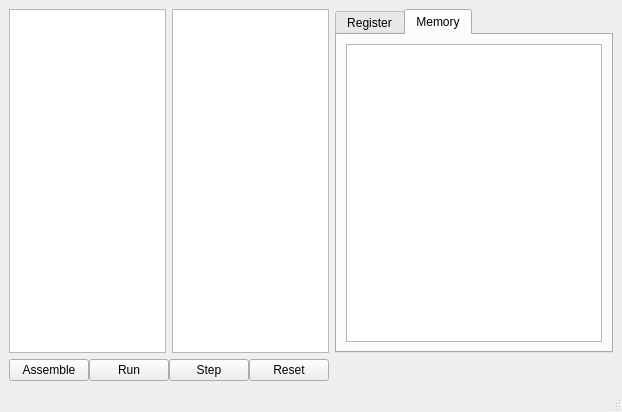
Old version of the form mainwindow.ui in the repository Kartikeyapise/RISC-V-Simulator.
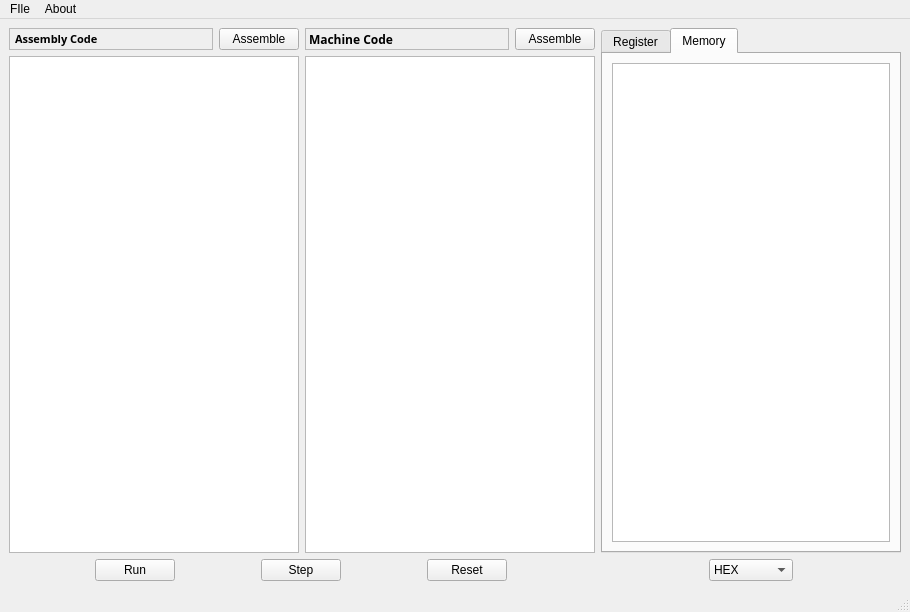
New version of the form. The open tabs and pages were chosen to show the change.

```diff
--- a/mainwindow.ui
+++ b/mainwindow.ui
@@ -6,8 +6,8 @@
    <rect>
     <x>0</x>
     <y>0</y>
-    <width>610</width>
-    <height>412</height>
+    <width>910</width>
+    <height>612</height>
    </rect>
   </property>
   <property name="windowTitle">
@@ -18,7 +18,205 @@
     <bool>true</bool>
    </property>
    <layout class="QGridLayout" name="gridLayout">
-    <item row="0" column="6">
+    <item row="5" column="2" colspan="2">
+     <layout class="QHBoxLayout" name="horizontalLayout_3" stretch="0,0,0">
+      <property name="spacing">
+       <number>0</number>
+      </property>
+      <property name="sizeConstraint">
+       <enum>QLayout::SetFixedSize</enum>
+      </property>
+      <property name="rightMargin">
+       <number>0</number>
+      </property>
+      <item>
+       <widget class="QPushButton" name="run">
+        <property name="sizePolicy">
+         <sizepolicy hsizetype="Fixed" vsizetype="Fixed">
+          <horstretch>0</horstretch>
+          <verstretch>0</verstretch>
+         </sizepolicy>
+        </property>
+        <property name="text">
+         <string>Run</string>
+        </property>
+       </widget>
+      </item>
+      <item>
+       <widget class="QPushButton" name="step">
+        <property name="sizePolicy">
+         <sizepolicy hsizetype="Fixed" vsizetype="Fixed">
+          <horstretch>0</horstretch>
+          <verstretch>0</verstretch>
+         </sizepolicy>
+        </property>
+        <property name="text">
+         <string>Step</string>
+        </property>
+       </widget>
+      </item>
+      <item>
+       <widget class="QPushButton" name="reset">
+        <property name="enabled">
+         <bool>true</bool>
+        </property>
+        <property name="sizePolicy">
+         <sizepolicy hsizetype="Fixed" vsizetype="Fixed">
+          <horstretch>0</horstretch>
+          <verstretch>0</verstretch>
+         </sizepolicy>
+        </property>
+        <property name="text">
+         <string>Reset</string>
+        </property>
+       </widget>
+      </item>
+     </layout>
+    </item>
+    <item row="2" column="2">
+     <widget class="QPlainTextEdit" name="plainTextEdit_as">
+      <property name="sizePolicy">
+       <sizepolicy hsizetype="Expanding" vsizetype="Expanding">
+        <horstretch>0</horstretch>
+        <verstretch>0</verstretch>
+       </sizepolicy>
+      </property>
+      <property name="cursor" stdset="0">
+       <cursorShape>IBeamCursor</cursorShape>
+      </property>
+      <property name="horizontalScrollBarPolicy">
+       <enum>Qt::ScrollBarAsNeeded</enum>
+      </property>
+      <property name="lineWrapMode">
+       <enum>QPlainTextEdit::NoWrap</enum>
+      </property>
+      <property name="plainText">
+       <string/>
+      </property>
+     </widget>
+    </item>
+    <item row="2" column="3">
+     <widget class="QPlainTextEdit" name="plainTextEdit_mc"/>
+    </item>
+    <item row="5" column="8">
+     <layout class="QHBoxLayout" name="horizontalLayout">
+      <item>
+       <widget class="QComboBox" name="comboBox">
+        <property name="sizePolicy">
+         <sizepolicy hsizetype="Fixed" vsizetype="Fixed">
+          <horstretch>0</horstretch>
+          <verstretch>0</verstretch>
+         </sizepolicy>
+        </property>
+        <property name="layoutDirection">
+         <enum>Qt::LeftToRight</enum>
+        </property>
+        <item>
+         <property name="text">
+          <string>HEX</string>
+         </property>
+        </item>
+        <item>
+         <property name="text">
+          <string>DECIMAL</string>
+         </property>
+        </item>
+       </widget>
+      </item>
+     </layout>
+    </item>
+    <item row="1" column="2">
+     <layout class="QHBoxLayout" name="horizontalLayout_2">
+      <item>
+       <widget class="QLabel" name="label">
+        <property name="font">
+         <font>
+          <family>MS Reference Sans Serif</family>
+          <pointsize>8</pointsize>
+          <weight>75</weight>
+          <italic>false</italic>
+          <bold>true</bold>
+         </font>
+        </property>
+        <property name="autoFillBackground">
+         <bool>false</bool>
+        </property>
+        <property name="frameShape">
+         <enum>QFrame::StyledPanel</enum>
+        </property>
+        <property name="frameShadow">
+         <enum>QFrame::Sunken</enum>
+        </property>
+        <property name="lineWidth">
+         <number>1</number>
+        </property>
+        <property name="midLineWidth">
+         <number>0</number>
+        </property>
+        <property name="text">
+         <string>Assembly Code</string>
+        </property>
+        <property name="margin">
+         <number>1</number>
+        </property>
+        <property name="indent">
+         <number>5</number>
+        </property>
+       </widget>
+      </item>
+      <item>
+       <widget class="QPushButton" name="as_assemble">
+        <property name="sizePolicy">
+         <sizepolicy hsizetype="Fixed" vsizetype="Fixed">
+          <horstretch>0</horstretch>
+          <verstretch>0</verstretch>
+         </sizepolicy>
+        </property>
+        <property name="text">
+         <string>Assemble</string>
+        </property>
+       </widget>
+      </item>
+     </layout>
+    </item>
+    <item row="1" column="3">
+     <layout class="QHBoxLayout" name="horizontalLayout_4">
+      <item>
+       <widget class="QLabel" name="label_2">
+        <property name="font">
+         <font>
+          <family>MS Reference Sans Serif</family>
+          <weight>75</weight>
+          <bold>true</bold>
+         </font>
+        </property>
+        <property name="frameShape">
+         <enum>QFrame::StyledPanel</enum>
+        </property>
+        <property name="frameShadow">
+         <enum>QFrame::Raised</enum>
+        </property>
+        <property name="text">
+         <string>Machine Code</string>
+        </property>
+       </widget>
+      </item>
+      <item>
+       <widget class="QPushButton" name="mc_assemble">
+        <property name="sizePolicy">
+         <sizepolicy hsizetype="Fixed" vsizetype="Fixed">
+          <horstretch>0</horstretch>
+          <verstretch>0</verstretch>
+         </sizepolicy>
+        </property>
+        <property name="text">
+         <string>Assemble</string>
+        </property>
+       </widget>
+      </item>
+     </layout>
+    </item>
+    <item row="1" column="8" rowspan="2">
      <widget class="QTabWidget" name="tabWidget">
       <property name="sizePolicy">
        <sizepolicy hsizetype="Fixed" vsizetype="Expanding">
@@ -26,6 +224,12 @@
         <verstretch>0</verstretch>
        </sizepolicy>
       </property>
+      <property name="minimumSize">
+       <size>
+        <width>300</width>
+        <height>0</height>
+       </size>
+      </property>
       <property name="tabPosition">
        <enum>QTabWidget::North</enum>
       </property>
@@ -72,105 +276,12 @@
        </attribute>
        <layout class="QVBoxLayout" name="verticalLayout_2">
         <item>
-         <widget class="QListWidget" name="listWidget_2"/>
+         <widget class="QTableView" name="tableView_2"/>
         </item>
        </layout>
       </widget>
      </widget>
     </item>
-    <item row="0" column="1">
-     <widget class="QPlainTextEdit" name="plainTextEdit">
-      <property name="sizePolicy">
-       <sizepolicy hsizetype="Expanding" vsizetype="Expanding">
-        <horstretch>0</horstretch>
-        <verstretch>0</verstretch>
-       </sizepolicy>
-      </property>
-      <property name="cursor" stdset="0">
-       <cursorShape>IBeamCursor</cursorShape>
-      </property>
-      <property name="horizontalScrollBarPolicy">
-       <enum>Qt::ScrollBarAsNeeded</enum>
-      </property>
-      <property name="lineWrapMode">
-       <enum>QPlainTextEdit::NoWrap</enum>
-      </property>
-      <property name="plainText">
-       <string/>
-      </property>
-     </widget>
-    </item>
-    <item row="2" column="1" colspan="2">
-     <layout class="QHBoxLayout" name="horizontalLayout_3" stretch="0,0,0,0">
-      <property name="spacing">
-       <number>0</number>
-      </property>
-      <property name="sizeConstraint">
-       <enum>QLayout::SetFixedSize</enum>
-      </property>
-      <property name="rightMargin">
-       <number>0</number>
-      </property>
-      <item>
-       <widget class="QPushButton" name="pushButton_4">
-        <property name="sizePolicy">
-         <sizepolicy hsizetype="Fixed" vsizetype="Fixed">
-          <horstretch>0</horstretch>
-          <verstretch>0</verstretch>
-         </sizepolicy>
-        </property>
-        <property name="text">
-         <string>Assemble</string>
-        </property>
-       </widget>
-      </item>
-      <item>
-       <widget class="QPushButton" name="pushButton">
-        <property name="sizePolicy">
-         <sizepolicy hsizetype="Fixed" vsizetype="Fixed">
-          <horstretch>0</horstretch>
-          <verstretch>0</verstretch>
-         </sizepolicy>
-        </property>
-        <property name="text">
-         <string>Run</string>
-        </property>
-       </widget>
-      </item>
-      <item>
-       <widget class="QPushButton" name="pushButton_2">
-        <property name="sizePolicy">
-         <sizepolicy hsizetype="Fixed" vsizetype="Fixed">
-          <horstretch>0</horstretch>
-          <verstretch>0</verstretch>
-         </sizepolicy>
-        </property>
-        <property name="text">
-         <string>Step</string>
-        </property>
-       </widget>
-      </item>
-      <item>
-       <widget class="QPushButton" name="pushButton_3">
-        <property name="enabled">
-         <bool>true</bool>
-        </property>
-        <property name="sizePolicy">
-         <sizepolicy hsizetype="Fixed" vsizetype="Fixed">
-          <horstretch>0</horstretch>
-          <verstretch>0</verstretch>
-         </sizepolicy>
-        </property>
-        <property name="text">
-         <string>Reset</string>
-        </property>
-       </widget>
-      </item>
-     </layout>
-    </item>
-    <item row="0" column="2">
-     <widget class="QPlainTextEdit" name="plainTextEdit_2"/>
-    </item>
    </layout>
   </widget>
   <widget class="QMenuBar" name="menubar">
@@ -178,10 +289,25 @@
     <rect>
      <x>0</x>
      <y>0</y>
-     <width>610</width>
+     <width>910</width>
      <height>17</height>
     </rect>
    </property>
+   <widget class="QMenu" name="menuFIle">
+    <property name="title">
+     <string>FIle</string>
+    </property>
+    <addaction name="actionExit"/>
+    <addaction name="actionEixt"/>
+   </widget>
+   <widget class="QMenu" name="menuAbout">
+    <property name="title">
+     <string>About</string>
+    </property>
+    <addaction name="actionHelp"/>
+   </widget>
+   <addaction name="menuFIle"/>
+   <addaction name="menuAbout"/>
   </widget>
   <widget class="QStatusBar" name="statusbar">
    <property name="sizePolicy">
```
Left out of the diff: 24 changed lines with no effect on the pictures.
